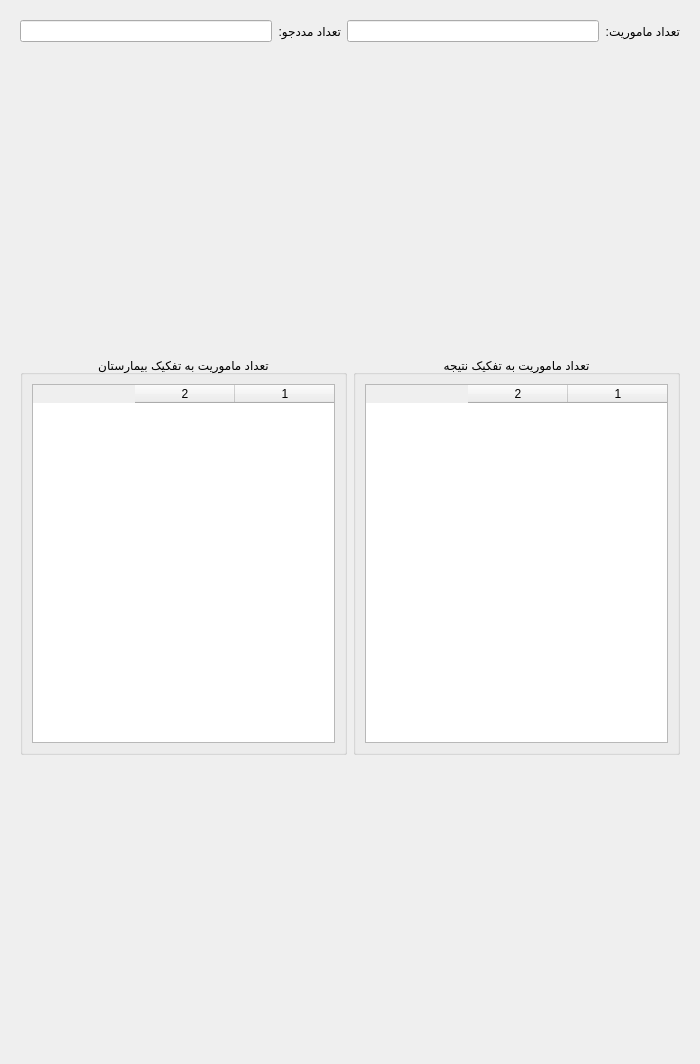
Old version of the form src/hamyar_paygah/new_ui/widgets/analysis_page.ui in the repository MohsenHNSJ/HamyarPaygahPy.
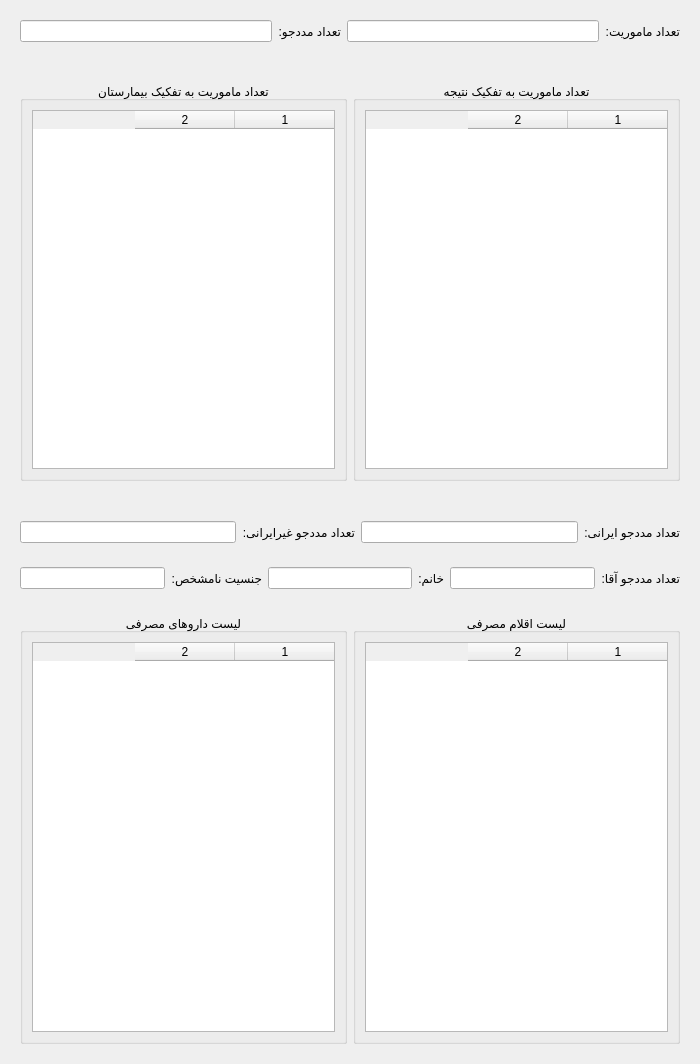
New version of the form.

Commit message: Added drugs and consumables list

What changed in the file:
```diff
--- a/src/hamyar_paygah/new_ui/widgets/analysis_page.ui
+++ b/src/hamyar_paygah/new_ui/widgets/analysis_page.ui
@@ -204,6 +204,235 @@
      </layout>
     </widget>
    </item>
+   <item>
+    <widget class="QWidget" name="section_3" native="true">
+     <layout class="QHBoxLayout" name="horizontalLayout_3">
+      <item>
+       <widget class="QLabel" name="total_iranian_patient_label">
+        <property name="text">
+         <string>تعداد مددجو ایرانی:</string>
+        </property>
+        <property name="textFormat">
+         <enum>Qt::TextFormat::PlainText</enum>
+        </property>
+       </widget>
+      </item>
+      <item>
+       <widget class="QLineEdit" name="total_iranian_patient_field">
+        <property name="alignment">
+         <set>Qt::AlignmentFlag::AlignCenter</set>
+        </property>
+        <property name="readOnly">
+         <bool>true</bool>
+        </property>
+       </widget>
+      </item>
+      <item>
+       <widget class="QLabel" name="total_foreign_patient_label">
+        <property name="text">
+         <string>تعداد مددجو غیرایرانی:</string>
+        </property>
+        <property name="textFormat">
+         <enum>Qt::TextFormat::PlainText</enum>
+        </property>
+       </widget>
+      </item>
+      <item>
+       <widget class="QLineEdit" name="total_foreign_patient_field">
+        <property name="alignment">
+         <set>Qt::AlignmentFlag::AlignCenter</set>
+        </property>
+        <property name="readOnly">
+         <bool>true</bool>
+        </property>
+       </widget>
+      </item>
+     </layout>
+    </widget>
+   </item>
+   <item>
+    <widget class="QWidget" name="section_4" native="true">
+     <layout class="QHBoxLayout" name="horizontalLayout_4">
+      <item>
+       <widget class="QLabel" name="total_male_patients_label">
+        <property name="text">
+         <string>تعداد مددجو آقا:</string>
+        </property>
+        <property name="textFormat">
+         <enum>Qt::TextFormat::PlainText</enum>
+        </property>
+       </widget>
+      </item>
+      <item>
+       <widget class="QLineEdit" name="total_male_patients_field">
+        <property name="alignment">
+         <set>Qt::AlignmentFlag::AlignCenter</set>
+        </property>
+        <property name="readOnly">
+         <bool>true</bool>
+        </property>
+       </widget>
+      </item>
+      <item>
+       <widget class="QLabel" name="total_female_patients_label">
+        <property name="text">
+         <string>خانم:</string>
+        </property>
+        <property name="textFormat">
+         <enum>Qt::TextFormat::PlainText</enum>
+        </property>
+       </widget>
+      </item>
+      <item>
+       <widget class="QLineEdit" name="total_female_patients_field">
+        <property name="alignment">
+         <set>Qt::AlignmentFlag::AlignCenter</set>
+        </property>
+        <property name="readOnly">
+         <bool>true</bool>
+        </property>
+       </widget>
+      </item>
+      <item>
+       <widget class="QLabel" name="total_unknown_gender_label">
+        <property name="text">
+         <string>جنسیت نامشخص:</string>
+        </property>
+        <property name="textFormat">
+         <enum>Qt::TextFormat::PlainText</enum>
+        </property>
+       </widget>
+      </item>
+      <item>
+       <widget class="QLineEdit" name="total_unknown_gender_field">
+        <property name="alignment">
+         <set>Qt::AlignmentFlag::AlignCenter</set>
+        </property>
+        <property name="readOnly">
+         <bool>true</bool>
+        </property>
+       </widget>
+      </item>
+     </layout>
+    </widget>
+   </item>
+   <item>
+    <widget class="QWidget" name="section_5" native="true">
+     <layout class="QHBoxLayout" name="horizontalLayout_5">
+      <item>
+       <widget class="QGroupBox" name="consumables_list_groupBox">
+        <property name="title">
+         <string>لیست اقلام مصرفی</string>
+        </property>
+        <property name="alignment">
+         <set>Qt::AlignmentFlag::AlignCenter</set>
+        </property>
+        <layout class="QHBoxLayout" name="horizontalLayout_6">
+         <item>
+          <widget class="QTableWidget" name="consumables_list_tableWidget">
+           <property name="editTriggers">
+            <set>QAbstractItemView::EditTrigger::NoEditTriggers</set>
+           </property>
+           <property name="showDropIndicator" stdset="0">
+            <bool>false</bool>
+           </property>
+           <property name="dragDropOverwriteMode">
+            <bool>false</bool>
+           </property>
+           <property name="alternatingRowColors">
+            <bool>true</bool>
+           </property>
+           <property name="selectionMode">
+            <enum>QAbstractItemView::SelectionMode::SingleSelection</enum>
+           </property>
+           <property name="selectionBehavior">
+            <enum>QAbstractItemView::SelectionBehavior::SelectRows</enum>
+           </property>
+           <property name="verticalScrollMode">
+            <enum>QAbstractItemView::ScrollMode::ScrollPerPixel</enum>
+           </property>
+           <property name="horizontalScrollMode">
+            <enum>QAbstractItemView::ScrollMode::ScrollPerPixel</enum>
+           </property>
+           <property name="sortingEnabled">
+            <bool>true</bool>
+           </property>
+           <property name="columnCount">
+            <number>2</number>
+           </property>
+           <property name="supportedDragActions">
+            <set>Qt::DropAction::IgnoreAction</set>
+           </property>
+           <attribute name="verticalHeaderVisible">
+            <bool>false</bool>
+           </attribute>
+           <column/>
+           <column/>
+          </widget>
+         </item>
+        </layout>
+       </widget>
+      </item>
+      <item>
+       <widget class="QGroupBox" name="drugs_list_groupBox">
+        <property name="title">
+         <string>لیست داروهای مصرفی</string>
+        </property>
+        <property name="alignment">
+         <set>Qt::AlignmentFlag::AlignCenter</set>
+        </property>
+        <layout class="QHBoxLayout" name="horizontalLayout_7">
+         <item>
+          <widget class="QTableWidget" name="drugs_list_tableWidget">
+           <property name="editTriggers">
+            <set>QAbstractItemView::EditTrigger::NoEditTriggers</set>
+           </property>
+           <property name="showDropIndicator" stdset="0">
+            <bool>false</bool>
+           </property>
+           <property name="dragDropOverwriteMode">
+            <bool>false</bool>
+           </property>
+           <property name="alternatingRowColors">
+            <bool>true</bool>
+           </property>
+           <property name="selectionMode">
+            <enum>QAbstractItemView::SelectionMode::SingleSelection</enum>
+           </property>
+           <property name="selectionBehavior">
+            <enum>QAbstractItemView::SelectionBehavior::SelectRows</enum>
+           </property>
+           <property name="verticalScrollMode">
+            <enum>QAbstractItemView::ScrollMode::ScrollPerPixel</enum>
+           </property>
+           <property name="horizontalScrollMode">
+            <enum>QAbstractItemView::ScrollMode::ScrollPerPixel</enum>
+           </property>
+           <property name="sortingEnabled">
+            <bool>true</bool>
+           </property>
+           <property name="rowCount">
+            <number>0</number>
+           </property>
+           <property name="columnCount">
+            <number>2</number>
+           </property>
+           <property name="supportedDragActions">
+            <set>Qt::DropAction::IgnoreAction</set>
+           </property>
+           <attribute name="verticalHeaderVisible">
+            <bool>false</bool>
+           </attribute>
+           <column/>
+           <column/>
+          </widget>
+         </item>
+        </layout>
+       </widget>
+      </item>
+     </layout>
+    </widget>
+   </item>
   </layout>
  </widget>
  <resources/>
```
The commit also changes 2 other files.
